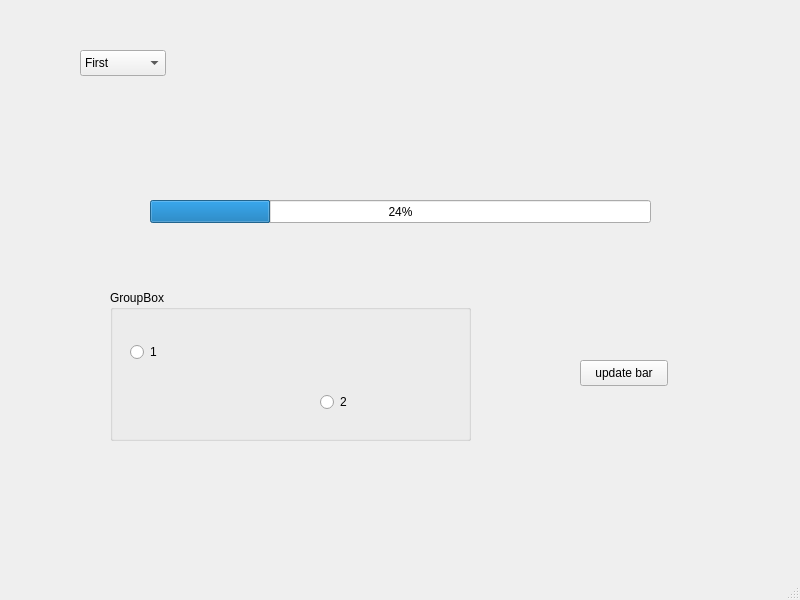
stapikka/qt_homeworks, file 4_homework/QtWidgets/mainwindow.ui: the form before one commit.
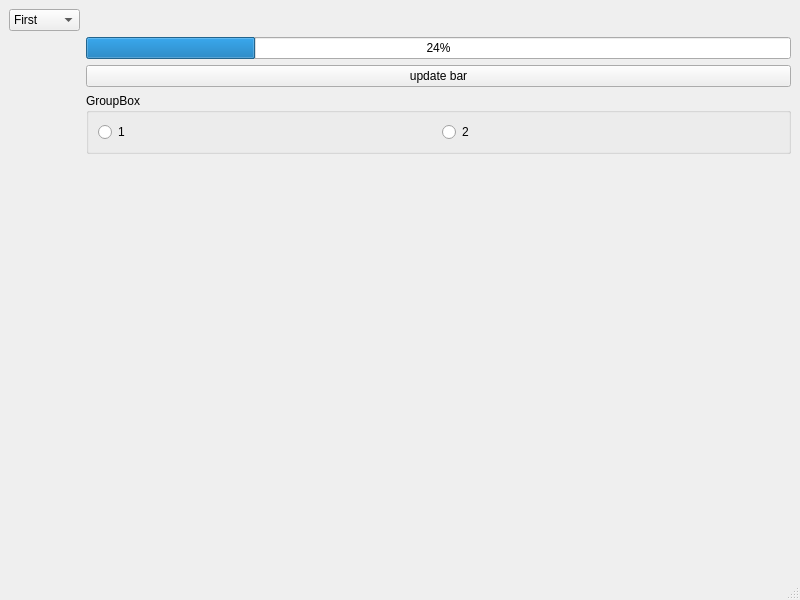
The form after the commit.

Patch:
```diff
--- a/4_homework/QtWidgets/mainwindow.ui
+++ b/4_homework/QtWidgets/mainwindow.ui
@@ -14,67 +14,30 @@
    <string>MainWindow</string>
   </property>
   <widget class="QWidget" name="centralwidget">
-   <widget class="QGroupBox" name="groupBox">
-    <property name="geometry">
-     <rect>
-      <x>110</x>
-      <y>290</y>
-      <width>361</width>
-      <height>151</height>
-     </rect>
-    </property>
-    <property name="title">
-     <string>GroupBox</string>
-    </property>
-    <widget class="QRadioButton" name="rb_1">
-     <property name="geometry">
-      <rect>
-       <x>20</x>
-       <y>50</y>
-       <width>111</width>
-       <height>24</height>
-      </rect>
-     </property>
+   <layout class="QFormLayout" name="formLayout">
+    <item row="0" column="0">
+     <widget class="QComboBox" name="cb_list">
+      <item>
      <property name="text">
-      <string>1</string>
-     </property>
-    </widget>
-    <widget class="QRadioButton" name="rb_2">
-     <property name="geometry">
-      <rect>
-       <x>210</x>
-       <y>100</y>
-       <width>111</width>
-       <height>24</height>
-      </rect>
-     </property>
+        <string>First</string>
+       </property>
+      </item>
+      <item>
      <property name="text">
-      <string>2</string>
-     </property>
-    </widget>
-   </widget>
+        <string>Second</string>
+       </property>
+      </item>
+     </widget>
+    </item>
+    <item row="1" column="1">
    <widget class="QProgressBar" name="pb_progress">
-    <property name="geometry">
-     <rect>
-      <x>150</x>
-      <y>200</y>
-      <width>501</width>
-      <height>23</height>
-     </rect>
-    </property>
     <property name="value">
      <number>24</number>
     </property>
    </widget>
+    </item>
+    <item row="3" column="1">
    <widget class="QPushButton" name="pb_updateBar">
-    <property name="geometry">
-     <rect>
-      <x>580</x>
-      <y>360</y>
-      <width>88</width>
-      <height>26</height>
-     </rect>
-    </property>
     <property name="text">
      <string>update bar</string>
     </property>
@@ -82,26 +45,31 @@
      <bool>true</bool>
     </property>
    </widget>
-   <widget class="QComboBox" name="cb_list">
-    <property name="geometry">
-     <rect>
-      <x>80</x>
-      <y>50</y>
-      <width>86</width>
-      <height>26</height>
-     </rect>
-    </property>
+    </item>
+    <item row="4" column="1">
+     <widget class="QGroupBox" name="groupBox">
+      <property name="title">
+       <string>GroupBox</string>
+      </property>
+      <layout class="QHBoxLayout" name="horizontalLayout">
     <item>
+        <widget class="QRadioButton" name="rb_1">
      <property name="text">
-      <string>First</string>
-     </property>
+          <string>1</string>
+         </property>
+        </widget>
     </item>
     <item>
+        <widget class="QRadioButton" name="rb_2">
      <property name="text">
-      <string>Second</string>
-     </property>
-    </item>
-   </widget>
+          <string>2</string>
+         </property>
+        </widget>
+       </item>
+      </layout>
+     </widget>
+    </item>
+   </layout>
   </widget>
   <widget class="QMenuBar" name="menubar">
    <property name="geometry">
```
Lines whose indentation alone changed are shown as unchanged.
